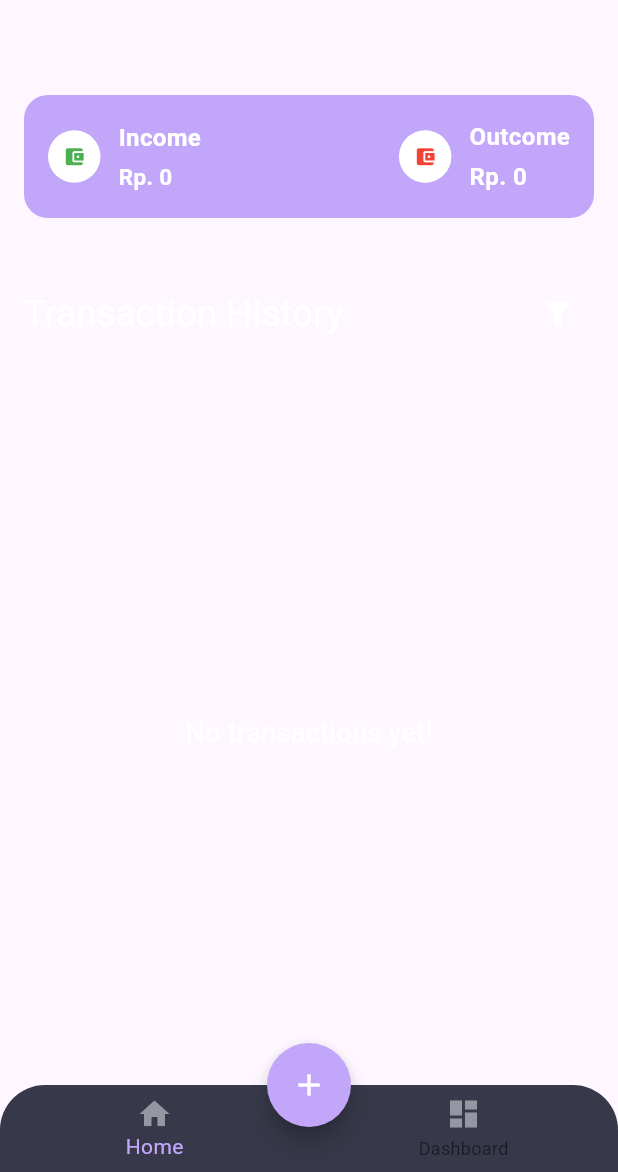
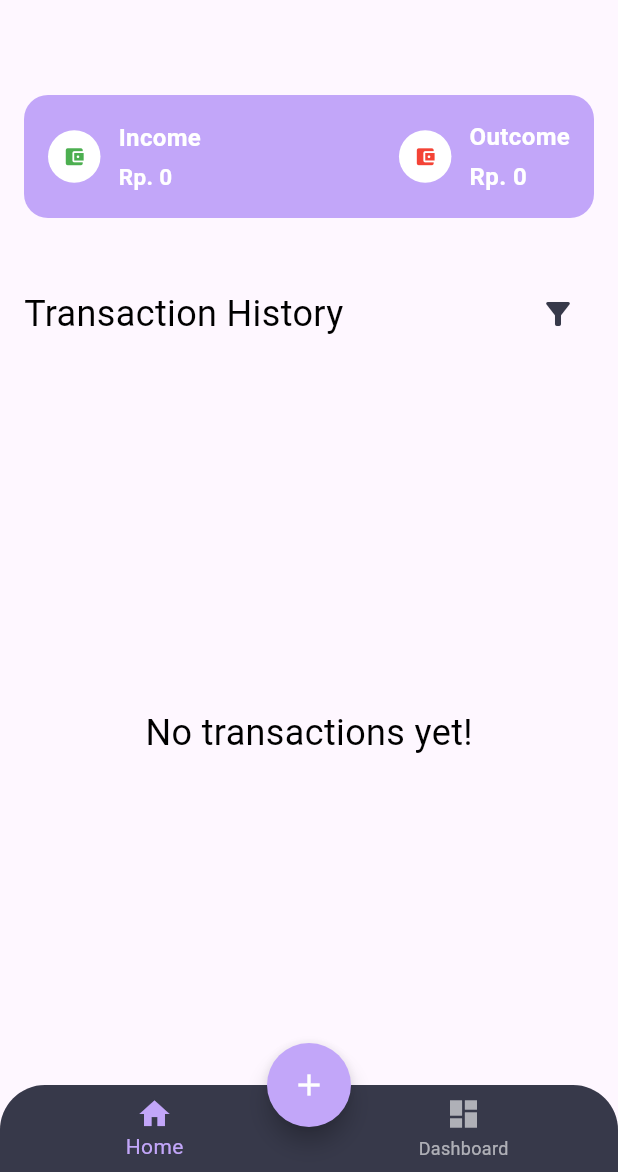
Before and after one commit to moongirl17/MoneyMatee, a Flutter app: the screen it shows after launch, on a phone screen of 412 x 824 dp, the part 64-1236 px from its top. Run offline on Flutter 3.47's test engine with Material 3 defaults, Android fonts, the phone set to English and light mode, and no system bars; our stand-ins replace drift, flutter_bloc, get_it, shared_preferences; missing offline and left inert: calendar_appbar; accounts and stored records are empty; generated files the repository leaves out were written again.

Commit message:
update home

```diff
--- a/lib/pages/home.dart
+++ b/lib/pages/home.dart
@@ -1,4 +1,5 @@
 import 'package:flutter/material.dart';
+import 'package:moneymate/pages/dashboard.dart';
 import 'package:moneymate/pages/transaction_form.dart';
 import 'package:moneymate/pages/transaction_summary.dart';
 import 'package:flutter_bloc/flutter_bloc.dart';
@@ -14,9 +15,29 @@ class Home extends StatefulWidget {
 class _HomeState extends State<Home> {
   final List<Map<String, dynamic>> _transactions = [];
   String _filterType = 'All';
+  int _selectedIndex = 0; // Set to Home tab initially
+
+  void _onItemTapped(int index) {
+    if (index == 1 && _selectedIndex != index) {
+      // Navigate to Dashboard page
+      Navigator.pushReplacement(
+        context,
+        MaterialPageRoute(builder: (context) => DashboardPage(transactions: _transactions)),
+      );
+    } else {
+      setState(() {
+        _selectedIndex = index;
+      });
+    }
+  }
 
   @override
   Widget build(BuildContext context) {
+    // Get theme colors for text and icons based on current brightness
+    final isDarkMode = Theme.of(context).brightness == Brightness.dark;
+    final textColor = isDarkMode ? Colors.white : Colors.black;
+    final iconColor = isDarkMode ? Colors.white : const Color.fromARGB(255, 55, 57, 74);
+
     final filteredTransactions = _filterType == 'All'
         ? _transactions
         : _transactions.where((tx) {
@@ -27,19 +48,15 @@ class _HomeState extends State<Home> {
       appBar: AppBar(
         title: const Text('MoneyMate'),
         actions: [
-          // Tombol bulat untuk toggle tema dengan ikon
+          // Theme toggle button with proper icon color
           Padding(
             padding: const EdgeInsets.all(8.0),
             child: Row(
               children: [
                 IconButton(
                   icon: Icon(
-                    Theme.of(context).brightness == Brightness.dark
-                        ? Icons.dark_mode
-                        : Icons.light_mode,
-                    color: Theme.of(context).brightness == Brightness.dark
-                        ? const Color.fromARGB(255, 241, 241, 241)// Light mode color
-                        : const Color.fromARGB(255, 55, 57, 74), // Dark mode color
+                    isDarkMode ? Icons.dark_mode : Icons.light_mode,
+                    color: iconColor,
                   ),
                   onPressed: () {
                     context.read<ThemeCubit>().toggleTheme();
@@ -63,12 +80,15 @@ class _HomeState extends State<Home> {
             child: Row(
               mainAxisAlignment: MainAxisAlignment.spaceBetween,
               children: [
-                const Text(
+                Text(
                   'Transaction History',
-                  style: TextStyle(fontSize: 24, color: Colors.white),
+                  style: TextStyle(
+                    fontSize: 24,
+                    color: textColor,
+                  ),
                 ),
                 PopupMenuButton<String>(
-                  icon: const Icon(Icons.filter_alt, color: Colors.white),
+                  icon: Icon(Icons.filter_alt, color: iconColor),
                   color: const Color.fromARGB(255, 55, 57, 74),
                   onSelected: (value) {
                     setState(() {
@@ -87,10 +107,13 @@ class _HomeState extends State<Home> {
           const SizedBox(height: 20),
           Expanded(
             child: filteredTransactions.isEmpty
-                ? const Center(
+                ? Center(
                     child: Text(
                       'No transactions yet!',
-                      style: TextStyle(fontSize: 18, color: Colors.white),
+                      style: TextStyle(
+                        fontSize: 24,
+                        color: textColor,
+                      ),
                     ),
                   )
                 : ListView.builder(
@@ -224,13 +247,16 @@ class _HomeState extends State<Home> {
         child: BottomNavigationBar(
           backgroundColor: const Color.fromARGB(255, 55, 57, 74),
           selectedItemColor: const Color.fromARGB(255, 194, 166, 249),
+          unselectedItemColor: isDarkMode ? Colors.white60 : Colors.white60,
+          currentIndex: _selectedIndex,
+          onTap: _onItemTapped,
           items: const <BottomNavigationBarItem>[
             BottomNavigationBarItem(
-              icon: Icon(Icons.home, color: Color.fromARGB(255, 149, 150, 161)),
+              icon: Icon(Icons.home),
               label: 'Home',
             ),
             BottomNavigationBarItem(
-              icon: Icon(Icons.dashboard, color: Color.fromARGB(255, 149, 150, 161)),
+              icon: Icon(Icons.dashboard),
               label: 'Dashboard',
             ),
           ],
```
